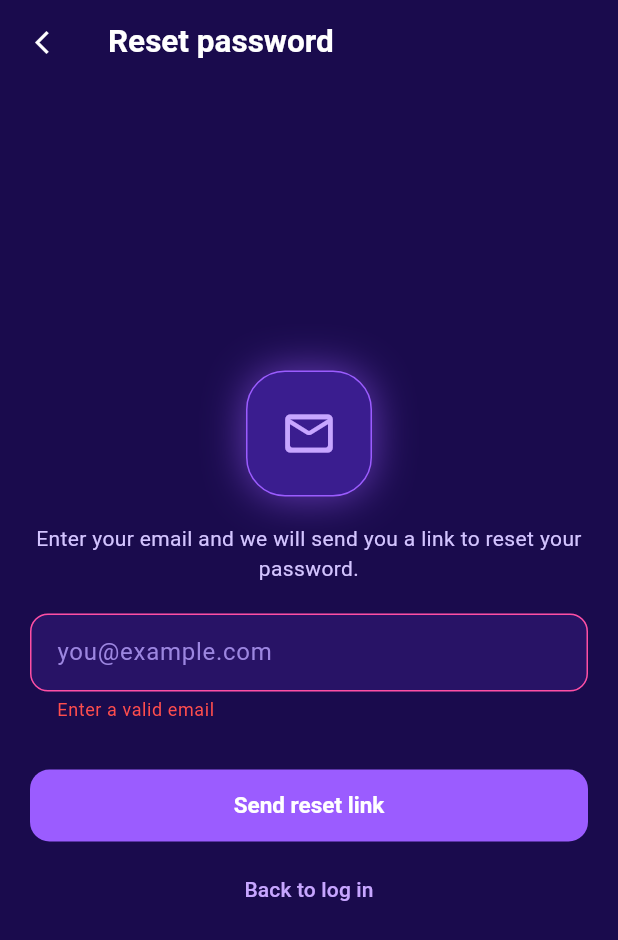
After one commit to PADSViduranga/CodeQuest-Interactive-Programming-Puzzle-Game, a Flutter app: the ResetPasswordScreen screen opened by its route, after a tap on "Send reset link", on a phone screen of 412 x 824 dp. The commit adds this screen. Shown: the top 940 px of the screen. Run offline on Flutter 3.47's test engine with Material 3 defaults, Android fonts, the phone set to English and light mode, and no system bars; our stand-ins replace firebase_auth, firebase_core, flutter_riverpod, go_router, material_ui, shared_preferences; accounts and stored records are empty; network calls fail.

Commit message:
feat(auth): add reset password screen

```diff
--- a/lib/core/router/app_router.dart
+++ b/lib/core/router/app_router.dart
@@ -5,6 +5,7 @@ import 'package:go_router/go_router.dart';
 import '../../features/auth/presentation/providers/auth_provider.dart';
 import '../../features/auth/presentation/screens/login_screen.dart';
 import '../../features/auth/presentation/screens/register_screen.dart';
+import '../../features/auth/presentation/screens/reset_password_screen.dart';
 import '../../features/home/presentation/screens/home_screen.dart';
 import 'app_routes.dart';
 
@@ -39,6 +40,10 @@ final routerProvider = Provider<GoRouter>((ref) {
         path: AppRoutes.register,
         builder: (_, _) => const RegisterScreen(),
       ),
+      GoRoute(
+        path: AppRoutes.resetPassword,
+        builder: (_, _) => const ResetPasswordScreen(),
+      ),
       GoRoute(path: AppRoutes.home, builder: (_, _) => const HomeScreen()),
     ],
   );
--- /dev/null
+++ b/lib/features/auth/presentation/screens/reset_password_screen.dart
@@ -0,0 +1,166 @@
+import 'package:flutter/material.dart';
+import 'package:flutter_riverpod/flutter_riverpod.dart';
+import 'package:go_router/go_router.dart';
+
+import '../../../../core/error/failures.dart';
+import '../../../../core/theme/app_colors.dart';
+import '../providers/auth_provider.dart';
+
+class ResetPasswordScreen extends ConsumerStatefulWidget {
+  const ResetPasswordScreen({super.key});
+
+  @override
+  ConsumerState<ResetPasswordScreen> createState() =>
+      _ResetPasswordScreenState();
+}
+
+class _ResetPasswordScreenState extends ConsumerState<ResetPasswordScreen> {
+  final _formKey = GlobalKey<FormState>();
+  final _email = TextEditingController();
+  bool _loading = false;
+  bool _sent = false;
+  String? _error;
+
+  @override
+  void dispose() {
+    _email.dispose();
+    super.dispose();
+  }
+
+  Future<void> _send() async {
+    if (!_formKey.currentState!.validate()) return;
+    setState(() {
+      _loading = true;
+      _error = null;
+    });
+    try {
+      await ref
+          .read(authRepositoryProvider)
+          .sendPasswordReset(_email.text.trim());
+      if (mounted) setState(() => _sent = true);
+    } on AuthFailure catch (e) {
+      if (mounted) setState(() => _error = e.message);
+    } finally {
+      if (mounted) setState(() => _loading = false);
+    }
+  }
+
+  @override
+  Widget build(BuildContext context) {
+    return Scaffold(
+      appBar: AppBar(
+        title: const Text('Reset password'),
+        leading: IconButton(
+          icon: const Icon(Icons.arrow_back_ios_new, size: 18),
+          onPressed: () => context.pop(),
+        ),
+      ),
+      body: SafeArea(
+        child: Center(
+          child: SingleChildScrollView(
+            padding: const EdgeInsets.fromLTRB(20, 8, 20, 24),
+            child: ConstrainedBox(
+              constraints: const BoxConstraints(maxWidth: 400),
+              child: Form(
+                key: _formKey,
+                child: Column(
+                  crossAxisAlignment: CrossAxisAlignment.stretch,
+                  children: [
+                    Center(
+                      child: Container(
+                        width: 84,
+                        height: 84,
+                        decoration: BoxDecoration(
+                          color: AppColors.primaryTint,
+                          borderRadius: BorderRadius.circular(26),
+                          border: Border.all(color: AppColors.primary),
+                          boxShadow: AppColors.glow(AppColors.primary),
+                        ),
+                        child: const Icon(
+                          Icons.mail_outline_rounded,
+                          size: 38,
+                          color: AppColors.primaryLight,
+                        ),
+                      ),
+                    ),
+                    const SizedBox(height: 18),
+                    const Text(
+                      'Enter your email and we will send you a link to reset your password.',
+                      textAlign: TextAlign.center,
+                      style: TextStyle(color: AppColors.textSecondary),
+                    ),
+                    const SizedBox(height: 20),
+                    TextFormField(
+                      controller: _email,
+                      keyboardType: TextInputType.emailAddress,
+                      decoration: const InputDecoration(
+                        hintText: 'you@example.com',
+                      ),
+                      validator: (v) => (v == null || !v.contains('@'))
+                          ? 'Enter a valid email'
+                          : null,
+                    ),
+                    const SizedBox(height: 16),
+                    if (_sent)
+                      Container(
+                        padding: const EdgeInsets.all(14),
+                        decoration: BoxDecoration(
+                          color: AppColors.greenTint,
+                          borderRadius: BorderRadius.circular(14),
+                          border: Border.all(
+                            color: AppColors.green.withValues(alpha: 0.6),
+                          ),
+                        ),
+                        child: const Row(
+                          children: [
+                            Icon(Icons.check_circle, color: AppColors.green),
+                            SizedBox(width: 10),
+                            Expanded(
+                              child: Text(
+                                'Link sent. Check your inbox, and your spam folder too.',
+                                style: TextStyle(color: AppColors.green),
+                              ),
+                            ),
+                          ],
+                        ),
+                      ),
+                    if (_error != null)
+                      Container(
+                        padding: const EdgeInsets.all(12),
+                        decoration: BoxDecoration(
+                          color: AppColors.dangerTint,
+                          borderRadius: BorderRadius.circular(12),
+                          border: Border.all(
+                            color: AppColors.danger.withValues(alpha: 0.6),
+                          ),
+                        ),
+                        child: Text(
+                          _error!,
+                          style: const TextStyle(
+                            color: AppColors.danger,
+                            fontSize: 13,
+                          ),
+                        ),
+                      ),
+                    const SizedBox(height: 16),
+                    FilledButton(
+                      onPressed: _loading ? null : _send,
+                      child: Text(
+                        _loading ? 'Please wait...' : 'Send reset link',
+                      ),
+                    ),
+                    const SizedBox(height: 8),
+                    TextButton(
+                      onPressed: () => context.pop(),
+                      child: const Text('Back to log in'),
+                    ),
+                  ],
+                ),
+              ),
+            ),
+          ),
+        ),
+      ),
+    );
+  }
+}
```
